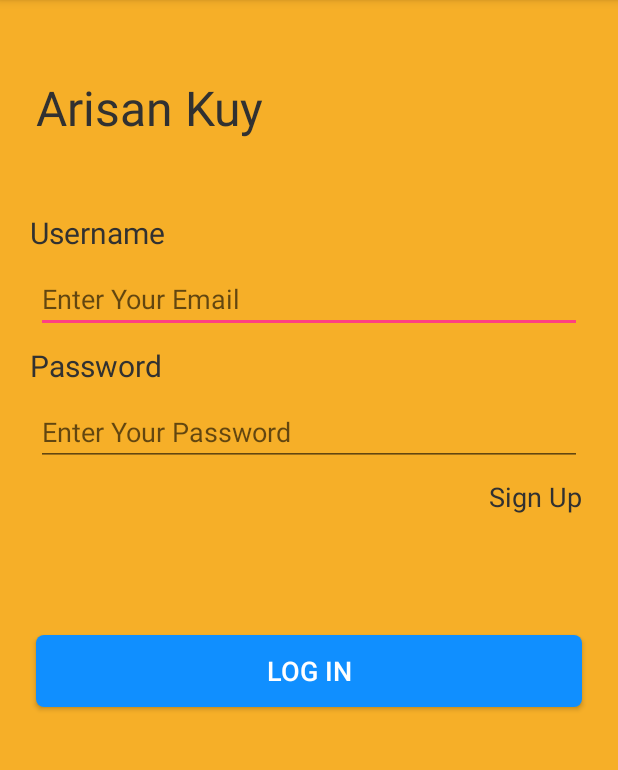
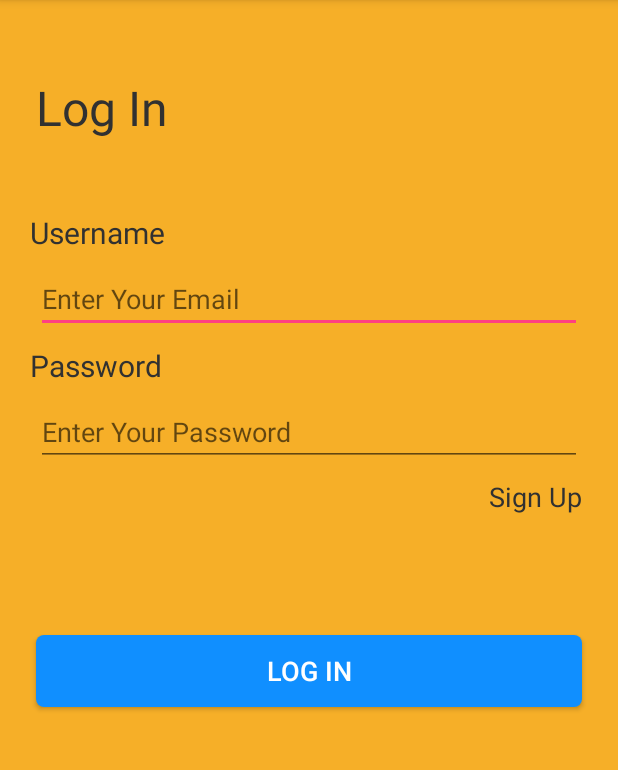
Before and after one commit to MeutiaKhanandiya/Pizza_PHD, an Android app: the Login screen opened directly, with no data from a screen before it, on a phone screen of 412 x 824 dp, the part 84-854 px from its top. Run offline under Robolectric (Android 15) with nearby library versions, the phone set to English and light mode, and no system bars; our stand-ins replace Firebase (no records; nobody signed in at launch, a user with empty details on screens opened directly).

Commit message:
Memperbaiki Layout

```diff
--- a/app/build.gradle
+++ b/app/build.gradle
@@ -25,7 +25,7 @@ dependencies {
     implementation 'androidx.appcompat:appcompat:1.1.0'
     implementation 'androidx.constraintlayout:constraintlayout:1.1.3'
     implementation 'androidx.legacy:legacy-support-v4:1.0.0'
-    implementation 'com.google.firebase:firebase-database:16.0.4'
+    implementation 'com.google.firebase:firebase-database:19.2.0'
     testImplementation 'junit:junit:4.12'
     implementation 'com.google.android.material:material:1.0.0'
     androidTestImplementation 'androidx.test.ext:junit:1.1.1'
--- a/app/src/main/res/layout/activity_login.xml
+++ b/app/src/main/res/layout/activity_login.xml
@@ -13,7 +13,7 @@
         android:layout_width="wrap_content"
         android:layout_height="wrap_content"
         android:layout_marginLeft="24dp"
-        android:text="Arisan Kuy"
+        android:text="Log In"
         android:textColor="#313131"
         android:textSize="32sp"
         app:layout_constraintLeft_toLeftOf="parent"
```
